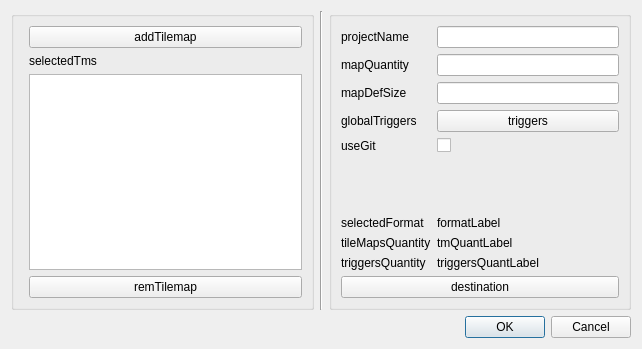
The window that res/ui/newProject.ui (mratmartinez/Mapuche) describes before a commit, drawn with Qt 5.
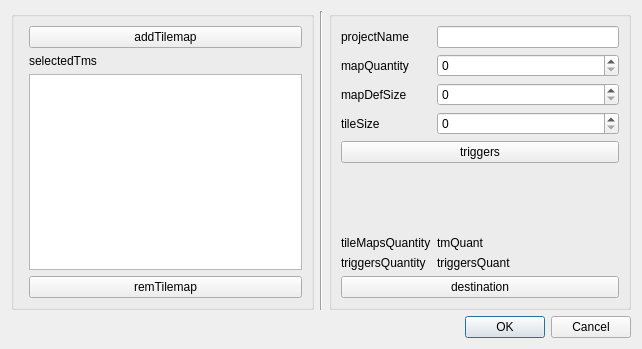
The same window after the commit.

Commit message:
Changing the aim of the project
I decided to redesign Mapuche in order to just fulfill my requirements.
TODO:
    -Fix the icon placement.
    -Enable multiple tilemaps in the viewer.
    -Load maps.
    -Compile.

```diff
--- a/res/ui/newProject.ui
+++ b/res/ui/newProject.ui
@@ -98,7 +98,7 @@
            </widget>
           </item>
           <item row="1" column="1">
-           <widget class="QLineEdit" name="mapQuantityLineEdit"/>
+           <widget class="QSpinBox" name="mapQuantityInput"/>
           </item>
           <item row="2" column="0">
            <widget class="QLabel" name="mapDefSizeLabel">
@@ -108,74 +108,22 @@
            </widget>
           </item>
           <item row="2" column="1">
-           <widget class="QLineEdit" name="mapDefSizeLineEdit"/>
+           <widget class="QSpinBox" name="mapDefSizeInput"/>
           </item>
           <item row="3" column="0">
            <widget class="QLabel" name="globalTriggersLabel">
             <property name="text">
-             <string>globalTriggers</string>
+             <string>tileSize</string>
             </property>
            </widget>
           </item>
-          <item row="3" column="1">
+          <item row="4" column="0" colspan="2">
            <widget class="QPushButton" name="triggersBtn">
             <property name="text">
              <string>triggers</string>
             </property>
            </widget>
           </item>
-          <item row="4" column="0">
-           <widget class="QLabel" name="useGitLabel">
-            <property name="text">
-             <string>useGit</string>
-            </property>
-           </widget>
-          </item>
-          <item row="4" column="1">
-           <widget class="QCheckBox" name="useGitCheckBox"/>
-          </item>
-          <item row="6" column="0">
-           <widget class="QLabel" name="selectedFormatLabel">
-            <property name="text">
-             <string>selectedFormat</string>
-            </property>
-           </widget>
-          </item>
-          <item row="6" column="1">
-           <widget class="QLabel" name="formatLabel">
-            <property name="text">
-             <string>formatLabel</string>
-            </property>
-           </widget>
-          </item>
-          <item row="7" column="0">
-           <widget class="QLabel" name="tileMapsQuantityLabel">
-            <property name="text">
-             <string>tileMapsQuantity</string>
-            </property>
-           </widget>
-          </item>
-          <item row="7" column="1">
-           <widget class="QLabel" name="tmQuantLabel">
-            <property name="text">
-             <string>tmQuantLabel</string>
-            </property>
-           </widget>
-          </item>
-          <item row="8" column="0">
-           <widget class="QLabel" name="triggersQuantityLabel">
-            <property name="text">
-             <string>triggersQuantity</string>
-            </property>
-           </widget>
-          </item>
-          <item row="8" column="1">
-           <widget class="QLabel" name="triggersQuantLabel">
-            <property name="text">
-             <string>triggersQuantLabel</string>
-            </property>
-           </widget>
-          </item>
           <item row="5" column="1">
            <spacer name="verticalSpacer">
             <property name="orientation">
@@ -189,6 +137,37 @@
             </property>
            </spacer>
           </item>
+          <item row="6" column="0">
+           <widget class="QLabel" name="tileMapsQuantityLabel">
+            <property name="text">
+             <string>tileMapsQuantity</string>
+            </property>
+           </widget>
+          </item>
+          <item row="6" column="1">
+           <widget class="QLabel" name="tmQuantLabel">
+            <property name="text">
+             <string>tmQuant</string>
+            </property>
+           </widget>
+          </item>
+          <item row="7" column="0">
+           <widget class="QLabel" name="triggersQuantityLabel">
+            <property name="text">
+             <string>triggersQuantity</string>
+            </property>
+           </widget>
+          </item>
+          <item row="7" column="1">
+           <widget class="QLabel" name="triggersQuantLabel">
+            <property name="text">
+             <string>triggersQuant</string>
+            </property>
+           </widget>
+          </item>
+          <item row="3" column="1">
+           <widget class="QSpinBox" name="tileSizeInput"/>
+          </item>
          </layout>
         </item>
         <item>
```
Left out of the diff: 6 changed lines with no effect on the pictures. The commit also changes 5 other files.
